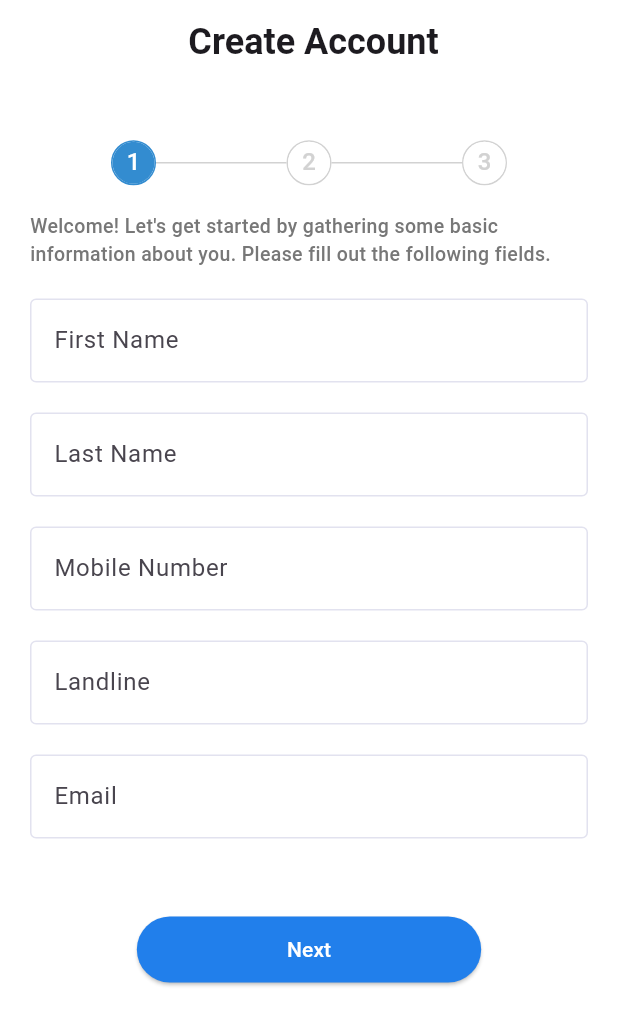
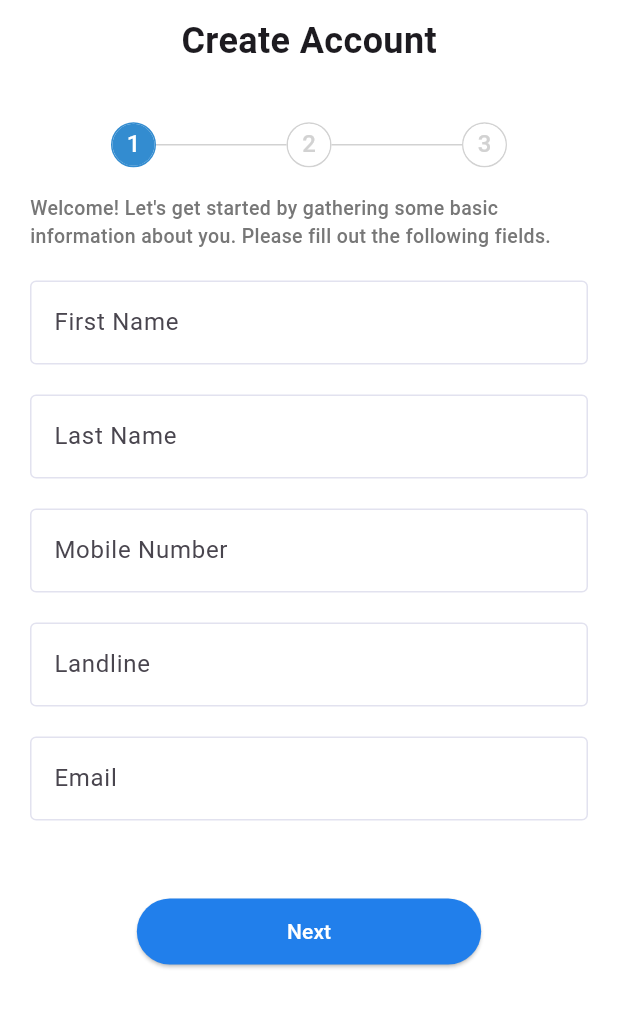
Before and after one commit to m7mda4raf99/blnk_mobile_task, a Flutter app: the screen it shows after launch, on a phone screen of 412 x 824 dp. Shown: the top 1025 px of the screen. Run offline on Flutter 3.47's test engine with Material 3 defaults, Android fonts, the phone set to English and light mode, and no system bars; drawn by our look-alikes of easy_stepper; our stand-ins replace flutter_bloc; accounts and stored records are empty.

Commit message:
Create 'Custom App Bar'

```diff
--- a/lib/presentation/screens/registration_screen.dart
+++ b/lib/presentation/screens/registration_screen.dart
@@ -1,4 +1,5 @@
 import 'package:blnk_mobile_task/business_logic/cubit/registration_cubit.dart';
+import 'package:blnk_mobile_task/presentation/widgets/app_bar.dart';
 import 'package:blnk_mobile_task/presentation/widgets/registration_stepper_1.dart';
 import 'package:blnk_mobile_task/presentation/widgets/registration_stepper_2.dart';
 import 'package:blnk_mobile_task/presentation/widgets/registration_stepper_3.dart';
@@ -35,28 +36,15 @@ class _RegistrationScreenState extends State<RegistrationScreen> {
 
         return Scaffold(
           backgroundColor: Colors.white,
-          appBar: AppBar(
-            // toolbarHeight: 40,
-            backgroundColor: Colors.white,
-            leading: activeStep > 0
-                ? FloatingActionButton(
-                    elevation: 0,
-                    backgroundColor: Colors.transparent,
-                    onPressed: () {
-                      registrationCubit?.back();
-                    },
-                    child: const Icon(Icons.arrow_back_outlined),
-                  )
-                : const SizedBox(
-                    width: 15,
-                  ),
-            title: const Center(
-              child: Text('Create Account',
-                  style: TextStyle(fontWeight: FontWeight.w700, fontSize: 24)),
-            ),
-            actions: const [SizedBox(width: 50)],
-          ),
           body: SafeArea(
+            child: Padding(
+              padding: const EdgeInsets.symmetric(vertical: 10),
+              child: Column(
+                children: [
+                  CustomAppBar(
+                      activeStep: activeStep,
+                      registrationCubit: registrationCubit!),
+                  Expanded(
                     child: Padding(
                       padding: const EdgeInsets.all(20),
                       child: Column(
@@ -70,6 +58,10 @@ class _RegistrationScreenState extends State<RegistrationScreen> {
                         ],
                       ),
                     ),
+                  )
+                ],
+              ),
+            ),
           ),
         );
       },
--- /dev/null
+++ b/lib/presentation/widgets/app_bar.dart
@@ -0,0 +1,31 @@
+import 'package:blnk_mobile_task/business_logic/cubit/registration_cubit.dart';
+import 'package:flutter/material.dart';
+
+class CustomAppBar extends StatelessWidget {
+  final int activeStep;
+  final RegistrationCubit registrationCubit;
+  const CustomAppBar(
+      {super.key, required this.activeStep, required this.registrationCubit});
+
+  @override
+  Widget build(BuildContext context) {
+    return Row(
+      mainAxisAlignment: MainAxisAlignment.spaceBetween,
+      children: [
+        activeStep > 0
+            ? FloatingActionButton(
+                elevation: 0,
+                backgroundColor: Colors.transparent,
+                onPressed: () {
+                  registrationCubit.back();
+                },
+                child: const Icon(Icons.arrow_back_outlined),
+              )
+            : const SizedBox(width: 50),
+        const Text('Create Account',
+            style: TextStyle(fontWeight: FontWeight.w700, fontSize: 24)),
+        const SizedBox(width: 50)
+      ],
+    );
+  }
+}
```
Lines whose indentation alone changed are shown as unchanged.
